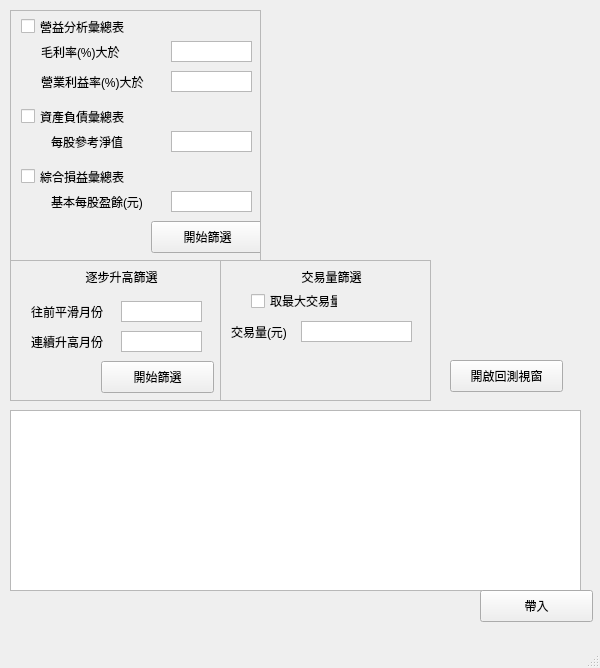
bjioljlo/StockHistory, file UI_pick.ui: the form before one commit.
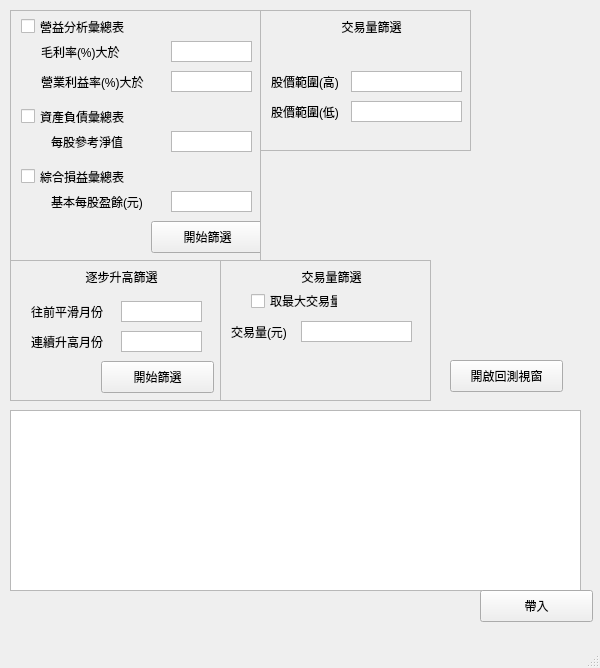
The form after the commit.

Commit message: 新增選股價格功能

The edit to the form file:
```diff
--- a/UI_pick.ui
+++ b/UI_pick.ui
@@ -432,6 +432,103 @@
      </widget>
     </widget>
    </widget>
+   <widget class="QScrollArea" name="scrollArea_4">
+    <property name="geometry">
+     <rect>
+      <x>260</x>
+      <y>10</y>
+      <width>211</width>
+      <height>141</height>
+     </rect>
+    </property>
+    <property name="widgetResizable">
+     <bool>true</bool>
+    </property>
+    <widget class="QWidget" name="scrollAreaWidgetContents_4">
+     <property name="geometry">
+      <rect>
+       <x>0</x>
+       <y>0</y>
+       <width>209</width>
+       <height>139</height>
+      </rect>
+     </property>
+     <widget class="QTextEdit" name="input_price_high">
+      <property name="geometry">
+       <rect>
+        <x>90</x>
+        <y>60</y>
+        <width>111</width>
+        <height>21</height>
+       </rect>
+      </property>
+      <property name="verticalScrollBarPolicy">
+       <enum>Qt::ScrollBarAlwaysOff</enum>
+      </property>
+      <property name="horizontalScrollBarPolicy">
+       <enum>Qt::ScrollBarAlwaysOff</enum>
+      </property>
+     </widget>
+     <widget class="QLabel" name="label_9">
+      <property name="geometry">
+       <rect>
+        <x>10</x>
+        <y>60</y>
+        <width>101</width>
+        <height>21</height>
+       </rect>
+      </property>
+      <property name="text">
+       <string>股價範圍(高)</string>
+      </property>
+     </widget>
+     <widget class="QLabel" name="label_11">
+      <property name="geometry">
+       <rect>
+        <x>60</x>
+        <y>0</y>
+        <width>101</width>
+        <height>31</height>
+       </rect>
+      </property>
+      <property name="text">
+       <string>交易量篩選</string>
+      </property>
+      <property name="alignment">
+       <set>Qt::AlignCenter</set>
+      </property>
+     </widget>
+     <widget class="QLabel" name="label_12">
+      <property name="geometry">
+       <rect>
+        <x>10</x>
+        <y>90</y>
+        <width>101</width>
+        <height>21</height>
+       </rect>
+      </property>
+      <property name="text">
+       <string>股價範圍(低)</string>
+      </property>
+     </widget>
+     <widget class="QTextEdit" name="input_price_low">
+      <property name="geometry">
+       <rect>
+        <x>90</x>
+        <y>90</y>
+        <width>111</width>
+        <height>21</height>
+       </rect>
+      </property>
+      <property name="verticalScrollBarPolicy">
+       <enum>Qt::ScrollBarAlwaysOff</enum>
+      </property>
+      <property name="horizontalScrollBarPolicy">
+       <enum>Qt::ScrollBarAlwaysOff</enum>
+      </property>
+     </widget>
+    </widget>
+   </widget>
   </widget>
   <widget class="QMenuBar" name="menubar">
    <property name="geometry">
```
The commit also changes 6 other files.
